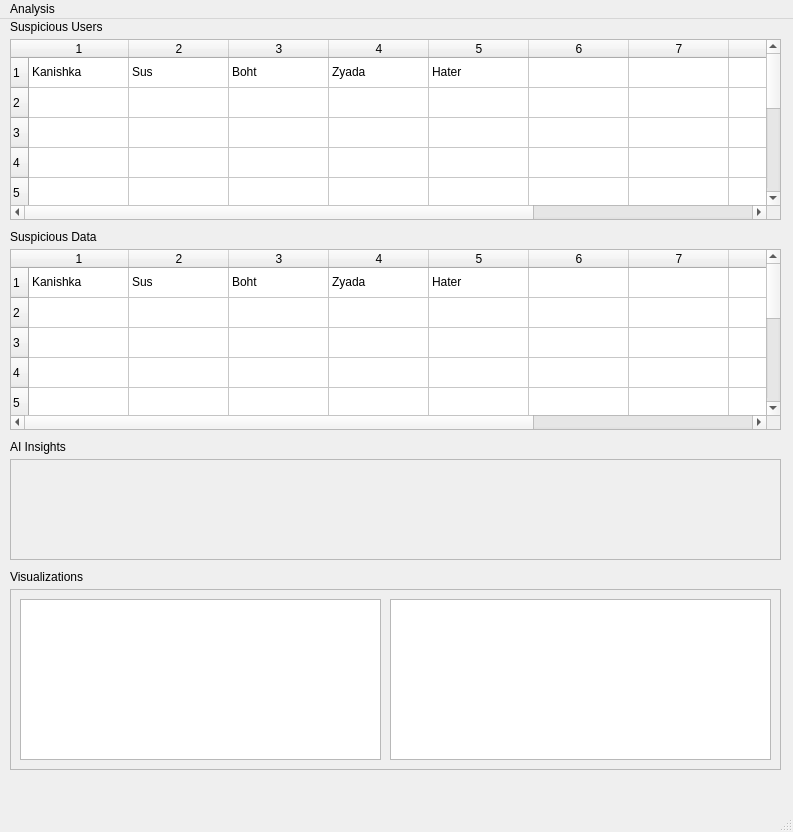
coderror420/Oops-Project, file analyst_side_app/mainwindow.ui: the form before one commit.
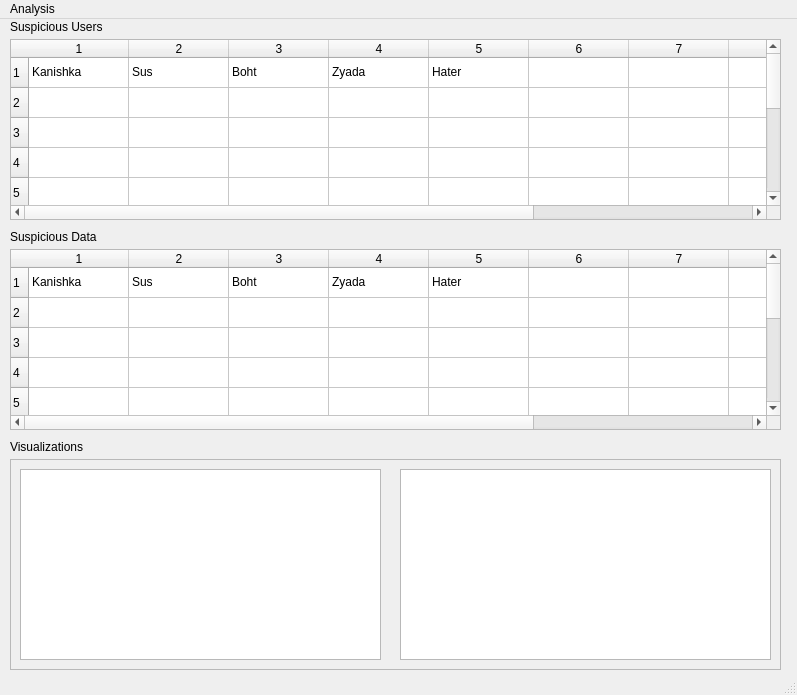
The form after the commit. The open tabs and pages were chosen to show the change.

```diff
--- a/analyst_side_app/mainwindow.ui
+++ b/analyst_side_app/mainwindow.ui
@@ -6,8 +6,8 @@
    <rect>
     <x>0</x>
     <y>0</y>
-    <width>793</width>
-    <height>832</height>
+    <width>797</width>
+    <height>695</height>
    </rect>
   </property>
   <property name="palette">
@@ -410,26 +410,13 @@
        <string>Suspicious Data</string>
       </property>
      </widget>
-     <widget class="QLabel" name="label_6">
-      <property name="geometry">
-       <rect>
-        <x>0</x>
-        <y>440</y>
-        <width>91</width>
-        <height>16</height>
-       </rect>
-      </property>
-      <property name="text">
-       <string>AI Insights</string>
-      </property>
-     </widget>
      <widget class="QFrame" name="frame_5">
       <property name="geometry">
        <rect>
         <x>0</x>
-        <y>590</y>
+        <y>460</y>
         <width>771</width>
-        <height>181</height>
+        <height>211</height>
        </rect>
       </property>
       <property name="frameShape">
@@ -444,42 +431,26 @@
          <x>10</x>
          <y>10</y>
          <width>361</width>
-         <height>161</height>
+         <height>191</height>
         </rect>
        </property>
       </widget>
       <widget class="QGraphicsView" name="graphicsView_2">
        <property name="geometry">
         <rect>
-         <x>380</x>
+         <x>390</x>
          <y>10</y>
-         <width>381</width>
-         <height>161</height>
+         <width>371</width>
+         <height>191</height>
         </rect>
        </property>
       </widget>
      </widget>
-     <widget class="QFrame" name="frame_4">
-      <property name="geometry">
-       <rect>
-        <x>0</x>
-        <y>460</y>
-        <width>771</width>
-        <height>101</height>
-       </rect>
-      </property>
-      <property name="frameShape">
-       <enum>QFrame::Shape::StyledPanel</enum>
-      </property>
-      <property name="frameShadow">
-       <enum>QFrame::Shadow::Raised</enum>
-      </property>
-     </widget>
      <widget class="QLabel" name="label_7">
       <property name="geometry">
        <rect>
         <x>0</x>
-        <y>570</y>
+        <y>440</y>
         <width>91</width>
         <height>16</height>
        </rect>
@@ -504,7 +475,7 @@
     <rect>
      <x>0</x>
      <y>0</y>
-     <width>793</width>
+     <width>797</width>
      <height>25</height>
     </rect>
    </property>
```
Left out of the diff: 17 changed lines with no effect on the pictures.
